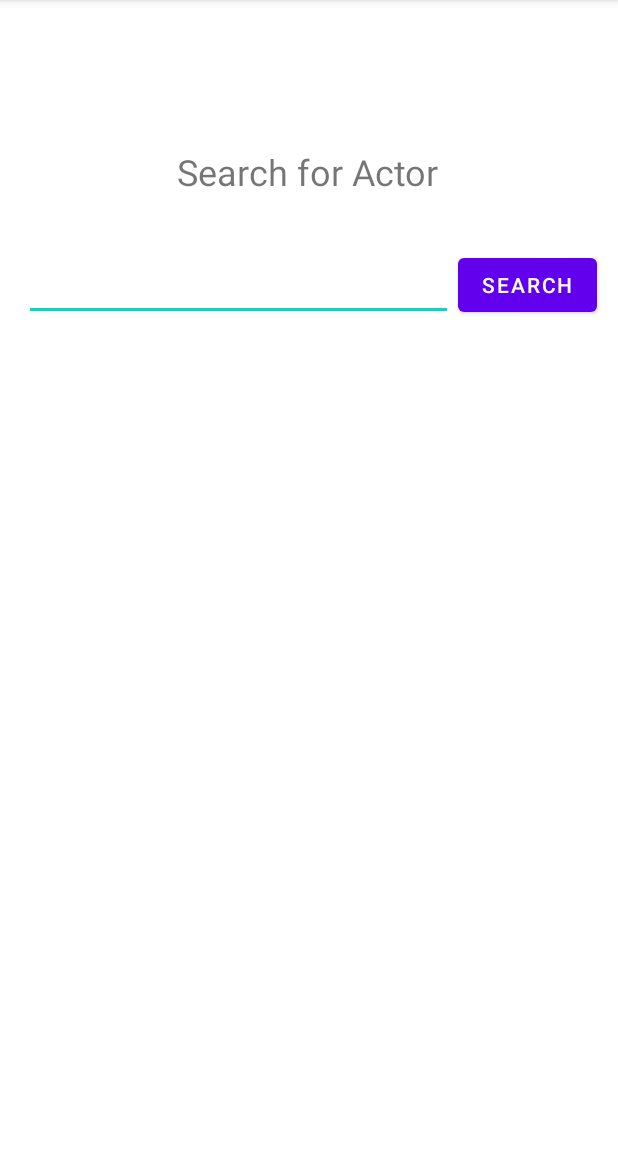
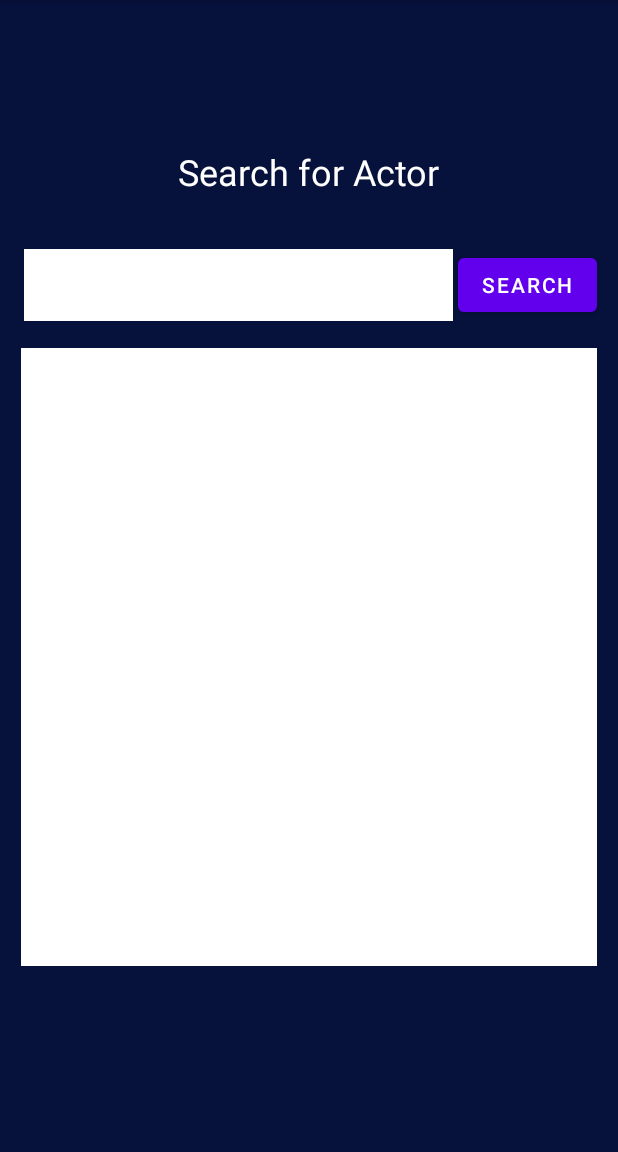
Before and after one commit to NimBuzz01/MovieApp, an Android app: the SearchActors screen opened directly, with no data from a screen before it, on a phone screen of 412 x 824 dp, the part 84-1236 px from its top. Run offline under Robolectric (Android 15) with nearby library versions, the phone set to English and light mode, and no system bars; our stand-ins replace Room's generated code.

Commit message:
update #2.0

```diff
--- a/app/src/main/res/layout/activity_search_actors.xml
+++ b/app/src/main/res/layout/activity_search_actors.xml
@@ -4,6 +4,7 @@
     xmlns:tools="http://schemas.android.com/tools"
     android:layout_width="match_parent"
     android:layout_height="match_parent"
+    android:background="#06113C"
     tools:context=".SearchActors"
     tools:ignore="LabelFor">
 
@@ -12,12 +13,13 @@
         android:layout_width="wrap_content"
         android:layout_height="wrap_content"
         android:layout_marginTop="98dp"
-        android:layout_marginEnd="9dp"
         android:layout_marginBottom="35dp"
         android:text="@string/search_for_actor"
+        android:textColor="#FFFFFF"
         android:textSize="24sp"
         app:layout_constraintBottom_toTopOf="@+id/getActor"
-        app:layout_constraintEnd_toEndOf="@+id/getActor"
+        app:layout_constraintEnd_toEndOf="parent"
+        app:layout_constraintStart_toStartOf="parent"
         app:layout_constraintTop_toTopOf="parent" />
 
     <EditText
@@ -28,9 +30,11 @@
         android:layout_marginEnd="3dp"
         android:layout_marginBottom="18dp"
         android:autofillHints=""
+        android:background="#FFFFFF"
         android:ems="10"
         android:inputType="textPersonName"
         android:minHeight="48dp"
+        android:textColor="#000000"
         app:layout_constraintBottom_toTopOf="@+id/actorTv"
         app:layout_constraintEnd_toStartOf="@+id/actorBtn"
         app:layout_constraintStart_toStartOf="parent"
@@ -57,7 +61,9 @@
         android:layout_marginStart="14dp"
         android:layout_marginEnd="14dp"
         android:layout_marginBottom="124dp"
+        android:background="#FFFFFF"
         android:textAlignment="center"
+        android:textColor="#000000"
         app:layout_constraintBottom_toBottomOf="parent"
         app:layout_constraintEnd_toEndOf="parent"
         app:layout_constraintStart_toStartOf="parent"
--- a/app/src/main/res/layout/activity_search_movies.xml
+++ b/app/src/main/res/layout/activity_search_movies.xml
@@ -4,6 +4,7 @@
     xmlns:tools="http://schemas.android.com/tools"
     android:layout_width="match_parent"
     android:layout_height="match_parent"
+    android:background="#06113C"
     tools:context=".SearchMovies"
     tools:ignore="LabelFor">
 
@@ -15,6 +16,7 @@
         android:layout_marginTop="96dp"
         android:layout_marginBottom="20dp"
         android:text="@string/search_for_movie"
+        android:textColor="#FFFFFF"
         android:textSize="24sp"
         app:layout_constraintBottom_toTopOf="@+id/movieBtn"
         app:layout_constraintEnd_toEndOf="parent"
@@ -51,6 +53,8 @@
         android:layout_marginStart="14dp"
         android:layout_marginEnd="14dp"
         android:layout_marginBottom="13dp"
+        android:background="#FFFFFF"
+        android:textColor="#000000"
         app:layout_constraintBottom_toTopOf="@+id/movieToDB"
         app:layout_constraintEnd_toEndOf="parent"
         app:layout_constraintStart_toStartOf="parent"
@@ -63,9 +67,11 @@
         android:layout_marginStart="15dp"
         android:layout_marginEnd="2dp"
         android:autofillHints=""
+        android:background="#FFFFFF"
         android:ems="10"
         android:inputType="textPersonName"
         android:minHeight="48dp"
+        android:textColor="#000000"
         app:layout_constraintEnd_toStartOf="@+id/movieBtn"
         app:layout_constraintStart_toStartOf="parent"
         app:layout_constraintTop_toTopOf="@+id/movieBtn"
--- a/app/src/main/res/layout/activity_search_name.xml
+++ b/app/src/main/res/layout/activity_search_name.xml
@@ -4,6 +4,7 @@
     xmlns:tools="http://schemas.android.com/tools"
     android:layout_width="match_parent"
     android:layout_height="match_parent"
+    android:background="#06113C"
     tools:context=".SearchName"
     tools:ignore="LabelFor">
 
@@ -28,9 +29,11 @@
         android:layout_marginEnd="7dp"
         android:layout_marginBottom="29dp"
         android:autofillHints=""
+        android:background="#FFFFFF"
         android:ems="10"
         android:inputType="textPersonName"
         android:minHeight="48dp"
+        android:textColor="#000000"
         app:layout_constraintBottom_toTopOf="@+id/nameTv"
         app:layout_constraintEnd_toStartOf="@+id/nameBtn"
         app:layout_constraintStart_toStartOf="parent"
@@ -44,6 +47,8 @@
         android:layout_marginStart="15dp"
         android:layout_marginEnd="15dp"
         android:layout_marginBottom="104dp"
+        android:background="#FFFFFF"
+        android:textColor="#000000"
         app:layout_constraintBottom_toBottomOf="parent"
         app:layout_constraintEnd_toEndOf="parent"
         app:layout_constraintStart_toStartOf="parent"
@@ -56,6 +61,7 @@
         android:layout_marginTop="97dp"
         android:layout_marginBottom="21dp"
         android:text="@string/search_for_name"
+        android:textColor="#FFFFFF"
         android:textSize="24sp"
         app:layout_constraintBottom_toTopOf="@+id/getName"
         app:layout_constraintEnd_toEndOf="parent"
--- a/app/src/main/res/layout/activity_view_db.xml
+++ b/app/src/main/res/layout/activity_view_db.xml
@@ -4,6 +4,7 @@
     xmlns:tools="http://schemas.android.com/tools"
     android:layout_width="match_parent"
     android:layout_height="match_parent"
+    android:background="#06113C"
     tools:context=".addMovies">
 
     <TextView
@@ -13,7 +14,9 @@
         android:layout_marginStart="15dp"
         android:layout_marginEnd="15dp"
         android:layout_marginBottom="91dp"
+        android:background="#FFFFFF"
         android:textAlignment="center"
+        android:textColor="#000000"
         app:layout_constraintBottom_toBottomOf="parent"
         app:layout_constraintEnd_toEndOf="parent"
         app:layout_constraintStart_toStartOf="parent"
@@ -26,6 +29,7 @@
         android:layout_marginTop="102dp"
         android:layout_marginBottom="13dp"
         android:text="@string/movies_in_db"
+        android:textColor="#FFFFFF"
         android:textSize="34sp"
         app:layout_constraintBottom_toTopOf="@+id/table"
         app:layout_constraintEnd_toEndOf="parent"
```
Also changed, not shown: app/src/main/res/layout/activity_main.xml (+7 -0 lines).
